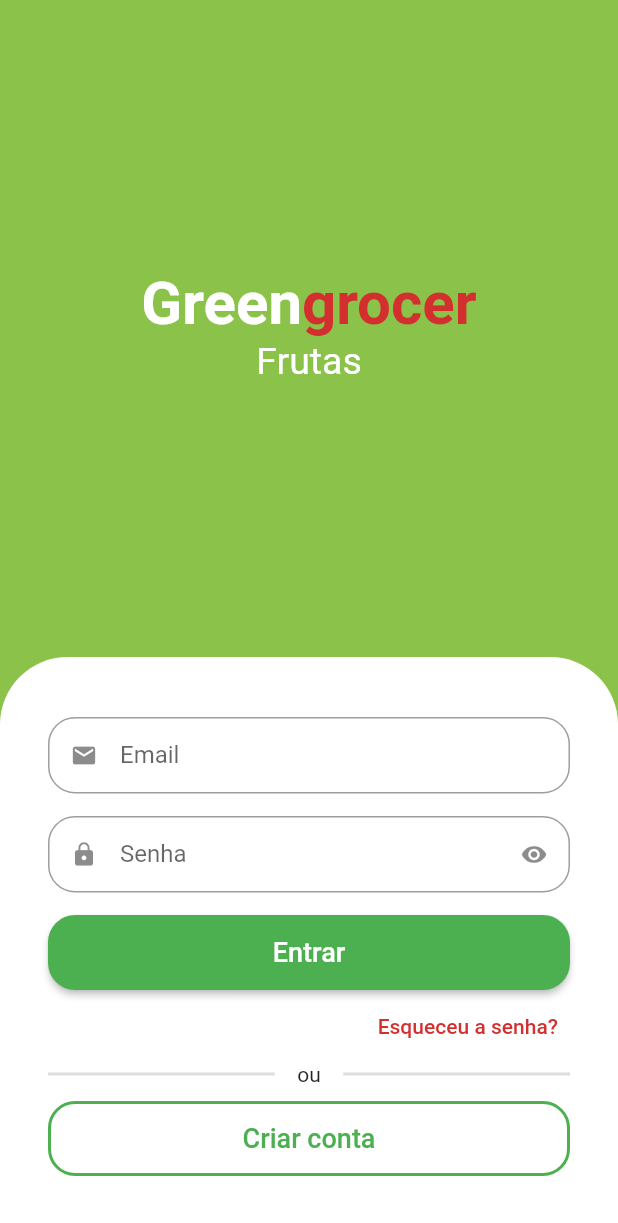
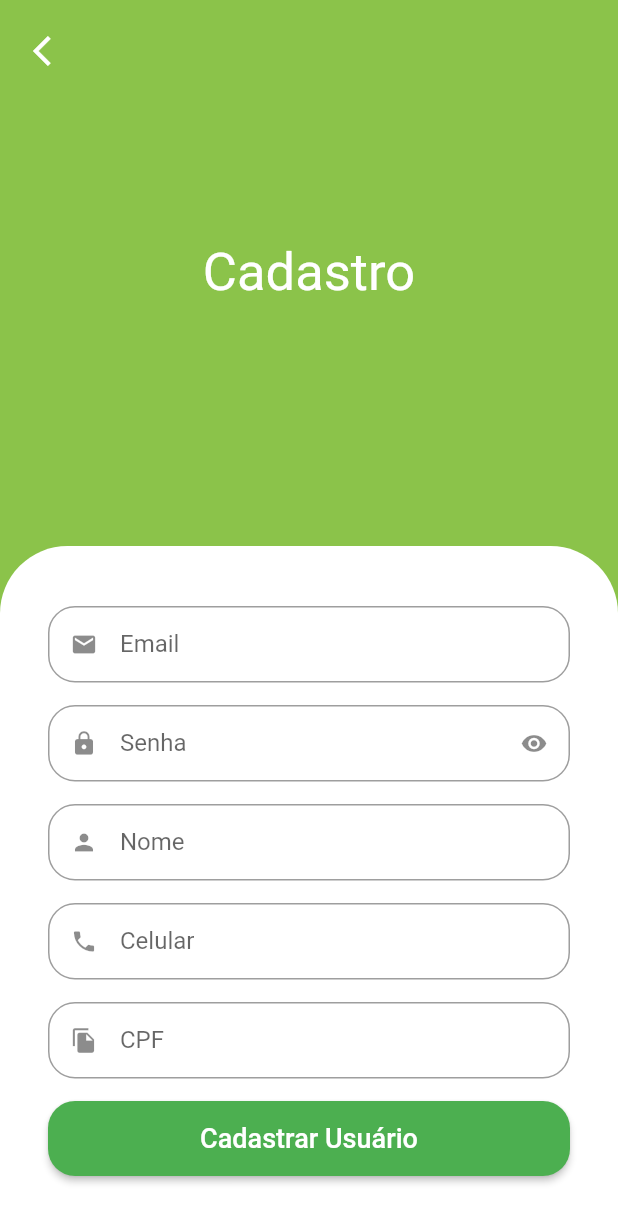
Before and after one commit to rodrigod22/greengrocer, a Flutter app: the screen it shows after launch, after a tap on "Criar conta", on a phone screen of 412 x 824 dp. Shown: the top 1223 px of the screen. Run offline on Flutter 3.47's test engine with Material 2 defaults, Android fonts, the phone set to English and light mode, and no system bars; drawn by our look-alikes of animated_text_kit; our stand-ins replace mask_text_input_formatter.

Commit message:
tela SignUp

```diff
--- a/lib/main.dart
+++ b/lib/main.dart
@@ -8,16 +8,13 @@ void main() {
 class MyApp extends StatelessWidget {
   const MyApp({super.key});
 
-  // This widget is the root of your application.
   @override
   Widget build(BuildContext context) {
     return MaterialApp(
       title: 'Flutter Demo',
       theme: ThemeData(
-          //colorScheme: ColorScheme.fromSeed(seedColor: Colors.deepPurple),
-          primarySwatch: Colors.green
-          // useMaterial3: true,
-          ),
+        primarySwatch: Colors.green,
+      ),
       debugShowCheckedModeBanner: false,
       home: const SignInScree(),
     );
--- a/lib/src/auth/components/custom_text_field.dart
+++ b/lib/src/auth/components/custom_text_field.dart
@@ -1,16 +1,19 @@
 import 'package:flutter/material.dart';
+import 'package:flutter/services.dart';
 
 class CustomTextField extends StatefulWidget {
   final IconData icon;
   final String label;
   final bool isSecret;
+  final List<TextInputFormatter>? inputFormatters;
 
-  const CustomTextField({
-    Key? key,
-    required this.icon,
-    required this.label,
-    this.isSecret = false,
-  }) : super(key: key);
+  const CustomTextField(
+      {Key? key,
+      required this.icon,
+      required this.label,
+      this.isSecret = false,
+      this.inputFormatters})
+      : super(key: key);
 
   @override
   State<CustomTextField> createState() => _CustomTextFieldState();
@@ -30,6 +33,7 @@ class _CustomTextFieldState extends State<CustomTextField> {
     return Padding(
       padding: const EdgeInsets.only(bottom: 15),
       child: TextFormField(
+        inputFormatters: widget.inputFormatters,
         obscureText: isObscure,
         decoration: InputDecoration(
           prefixIcon: Icon(widget.icon),
--- a/lib/src/auth/sign_in_screen.dart
+++ b/lib/src/auth/sign_in_screen.dart
@@ -1,6 +1,7 @@
 import 'package:animated_text_kit/animated_text_kit.dart';
 import 'package:flutter/material.dart';
 import 'package:greengrocer/src/auth/components/custom_text_field.dart';
+import 'package:greengrocer/src/auth/sign_up_screen.dart';
 import 'package:greengrocer/src/config/custom_colors.dart';
 
 class SignInScree extends StatelessWidget {
@@ -167,7 +168,12 @@ class SignInScree extends StatelessWidget {
                             color: Colors.green,
                           ),
                         ),
-                        onPressed: () {},
+                        onPressed: () {
+                          Navigator.of(context)
+                              .push(MaterialPageRoute(builder: (context) {
+                            return const SignUpScreen();
+                          }));
+                        },
                         child: const Text(
                           'Criar conta',
                           style: TextStyle(
--- /dev/null
+++ b/lib/src/auth/sign_up_screen.dart
@@ -0,0 +1,123 @@
+import 'package:flutter/material.dart';
+import 'package:greengrocer/src/auth/components/custom_text_field.dart';
+import 'package:greengrocer/src/config/custom_colors.dart';
+import 'package:mask_text_input_formatter/mask_text_input_formatter.dart';
+
+class SignUpScreen extends StatelessWidget {
+  const SignUpScreen({super.key});
+
+  @override
+  Widget build(BuildContext context) {
+    final size = MediaQuery.of(context).size;
+    final cpfFormatter = MaskTextInputFormatter(
+      mask: '###.###.###-##',
+      filter: {'#': RegExp(r'[0-9]')},
+    );
+
+    final phoneFormatter = MaskTextInputFormatter(
+      mask: '## # ####-####',
+      filter: {'#': RegExp(r'[0-9]')},
+    );
+    return Scaffold(
+      backgroundColor: CustomColors.customSwatchColor,
+      body: SingleChildScrollView(
+        child: SizedBox(
+          height: size.height,
+          width: size.width,
+          child: Stack(
+            children: [
+              Column(
+                children: [
+                  const Expanded(
+                    child: Center(
+                      child: Text(
+                        'Cadastro',
+                        style: TextStyle(
+                          color: Colors.white,
+                          fontSize: 35,
+                        ),
+                      ),
+                    ),
+                  ),
+
+                  //formulario
+                  Container(
+                    padding: const EdgeInsets.symmetric(
+                      horizontal: 32,
+                      vertical: 40,
+                    ),
+                    decoration: const BoxDecoration(
+                      color: Colors.white,
+                      borderRadius: BorderRadius.vertical(
+                        top: Radius.circular(45),
+                      ),
+                    ),
+                    child: Column(
+                      crossAxisAlignment: CrossAxisAlignment.stretch,
+                      children: [
+                        const CustomTextField(
+                          icon: Icons.email,
+                          label: 'Email',
+                        ),
+                        const CustomTextField(
+                          icon: Icons.lock,
+                          label: 'Senha',
+                          isSecret: true,
+                        ),
+                        const CustomTextField(
+                          icon: Icons.person,
+                          label: 'Nome',
+                        ),
+                        CustomTextField(
+                          icon: Icons.phone,
+                          label: 'Celular',
+                          inputFormatters: [phoneFormatter],
+                        ),
+                        CustomTextField(
+                          icon: Icons.file_copy,
+                          label: 'CPF',
+                          inputFormatters: [cpfFormatter],
+                        ),
+                        SizedBox(
+                          height: 50,
+                          child: ElevatedButton(
+                            style: ElevatedButton.styleFrom(
+                                shape: RoundedRectangleBorder(
+                              borderRadius: BorderRadius.circular(18),
+                            )),
+                            onPressed: () {},
+                            child: const Text(
+                              'Cadastrar Usuário',
+                              style: TextStyle(
+                                fontSize: 18,
+                              ),
+                            ),
+                          ),
+                        )
+                      ],
+                    ),
+                  ),
+                ],
+              ),
+              Positioned(
+                left: 10,
+                top: 10,
+                child: SafeArea(
+                  child: IconButton(
+                    onPressed: () {
+                      Navigator.of(context).pop();
+                    },
+                    icon: const Icon(
+                      Icons.arrow_back_ios,
+                      color: Colors.white,
+                    ),
+                  ),
+                ),
+              )
+            ],
+          ),
+        ),
+      ),
+    );
+  }
+}
--- a/pubspec.yaml
+++ b/pubspec.yaml
@@ -36,6 +36,7 @@ dependencies:
   # Use with the CupertinoIcons class for iOS style icons.
   cupertino_icons: ^1.0.2
   animated_text_kit: ^4.2.2
+  mask_text_input_formatter: ^2.5.0
 
 dev_dependencies:
   flutter_test:
```
Also changed, not shown: pubspec.lock.
